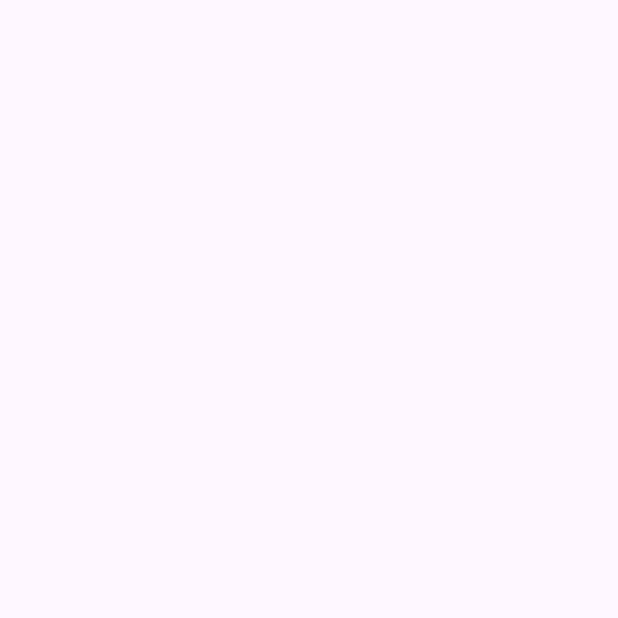
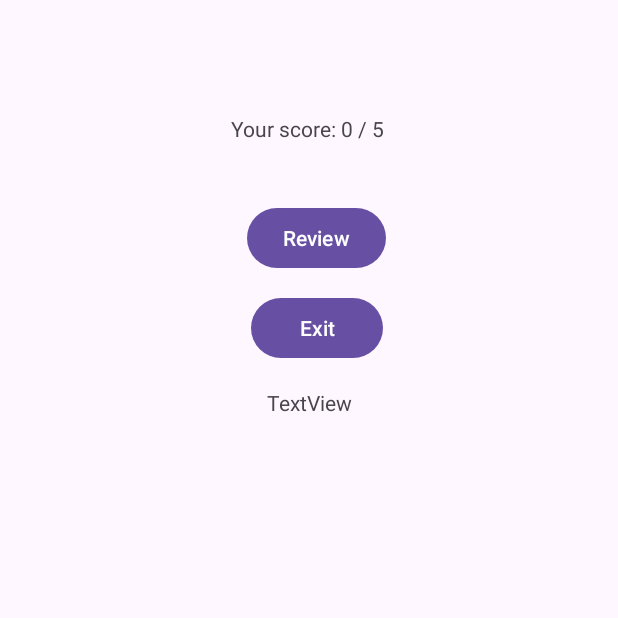
Before and after one commit to ST10486281/IMAD5112A2, an Android app: the Score screen opened directly, with no data from a screen before it, on a phone screen of 412 x 824 dp, the top half of it. Before the commit the part shown is empty. Run offline under Robolectric (Android 15) with nearby library versions, the phone set to English and light mode, and no system bars.

Commit message:
Screen 3

```diff
--- a/app/src/main/java/com/example/imad5112a2/Flashcard.kt
+++ b/app/src/main/java/com/example/imad5112a2/Flashcard.kt
@@ -77,6 +77,8 @@ class Flashcard : AppCompatActivity() {
             } else {
                 Log.d("Flashcard", "All questions answered, going to Score screen")
                 val intent = Intent(this, Score::class.java)
+                intent.putExtra("questions", questions)
+                intent.putExtra("answers", answers)
                 startActivity(intent)
             }
         }
--- a/app/src/main/java/com/example/imad5112a2/Score.kt
+++ b/app/src/main/java/com/example/imad5112a2/Score.kt
@@ -2,10 +2,65 @@ package com.example.imad5112a2
 
 import androidx.appcompat.app.AppCompatActivity
 import android.os.Bundle
+import android.util.Log
+import android.widget.Button
+import android.widget.TextView
 
 class Score : AppCompatActivity() {
     override fun onCreate(savedInstanceState: Bundle?) {
+
         super.onCreate(savedInstanceState)
         setContentView(R.layout.activity_score)
+
+        // Get UI handles
+        val scoreTextView = findViewById<TextView>(R.id.scoreTextView)
+        val reviewTextView = findViewById<TextView>(R.id.reviewTextView)
+        val reviewButton = findViewById<Button>(R.id.reviewButton)
+        val exitButton = findViewById<Button>(R.id.exitButton)
+
+        // Receive arrays from Flashcard screen
+        val questions = intent.getStringArrayExtra("questions")
+        val answers = intent.getBooleanArrayExtra("answers")
+
+        // Calculate the score using a loop
+        var score = 0
+        if (answers != null) {
+            for (i in answers.indices) {
+                // Assume user got it right if answer was TRUE
+                if (answers[i]) {
+                    score++
+                }
+            }
+        }
+
+        // Show score
+        scoreTextView.text = "Your score: $score / 5"
+        Log.d("ScoreScreen", "Score calculated: $score")
+
+        // Review button shows all correct answers
+        reviewButton.setOnClickListener {
+            Log.d("ScoreScreen", "Review clicked")
+
+            if (questions != null && answers != null) {
+                var reviewText = ""
+
+                for (i in questions.indices) {
+                    reviewText += "${i + 1}. ${questions[i]}\n"
+                    reviewText += "Answer: ${if (answers[i]) "True" else "False"}\n\n"
+                }
+
+                reviewTextView.text = reviewText
+                Log.d("ScoreScreen", "Review content loaded")
+            } else {
+                reviewTextView.text = "Unable to load review."
+                Log.e("ScoreScreen", "Missing data for review")
+            }
+        }
+
+        // Exit the app
+        exitButton.setOnClickListener {
+            Log.d("ScoreScreen", "Exit clicked. Closing app.")
+            finishAffinity()
+        }
     }
 }
--- a/app/src/main/res/layout/activity_score.xml
+++ b/app/src/main/res/layout/activity_score.xml
@@ -6,4 +6,53 @@
     android:layout_height="match_parent"
     tools:context=".Score">
 
+    <TextView
+        android:id="@+id/scoreTextView"
+        android:layout_width="297dp"
+        android:layout_height="27dp"
+        android:layout_marginStart="56dp"
+        android:layout_marginTop="76dp"
+        android:text="TextView"
+        android:textAlignment="center"
+        app:layout_constraintStart_toStartOf="parent"
+        app:layout_constraintTop_toTopOf="parent" />
+
+    <Button
+        android:id="@+id/reviewButton"
+        android:layout_width="wrap_content"
+        android:layout_height="wrap_content"
+        android:layout_marginStart="165dp"
+        android:layout_marginTop="31dp"
+        android:layout_marginEnd="155dp"
+        android:text="Review"
+        app:layout_constraintEnd_toEndOf="parent"
+        app:layout_constraintStart_toStartOf="parent"
+        app:layout_constraintTop_toBottomOf="@+id/scoreTextView" />
+
+    <Button
+        android:id="@+id/exitButton"
+        android:layout_width="wrap_content"
+        android:layout_height="wrap_content"
+        android:layout_marginStart="167dp"
+        android:layout_marginTop="12dp"
+        android:layout_marginEnd="153dp"
+        android:text="Exit"
+        app:layout_constraintEnd_toEndOf="parent"
+        app:layout_constraintHorizontal_bias="0.0"
+        app:layout_constraintStart_toStartOf="parent"
+        app:layout_constraintTop_toBottomOf="@+id/reviewButton" />
+
+    <TextView
+        android:id="@+id/reviewTextView"
+        android:layout_width="173dp"
+        android:layout_height="285dp"
+        android:layout_marginStart="122dp"
+        android:layout_marginTop="16dp"
+        android:layout_marginEnd="123dp"
+        android:text="TextView"
+        android:textAlignment="center"
+        app:layout_constraintEnd_toEndOf="parent"
+        app:layout_constraintHorizontal_bias="0.428"
+        app:layout_constraintStart_toStartOf="parent"
+        app:layout_constraintTop_toBottomOf="@+id/exitButton" />
 </androidx.constraintlayout.widget.ConstraintLayout>
```
